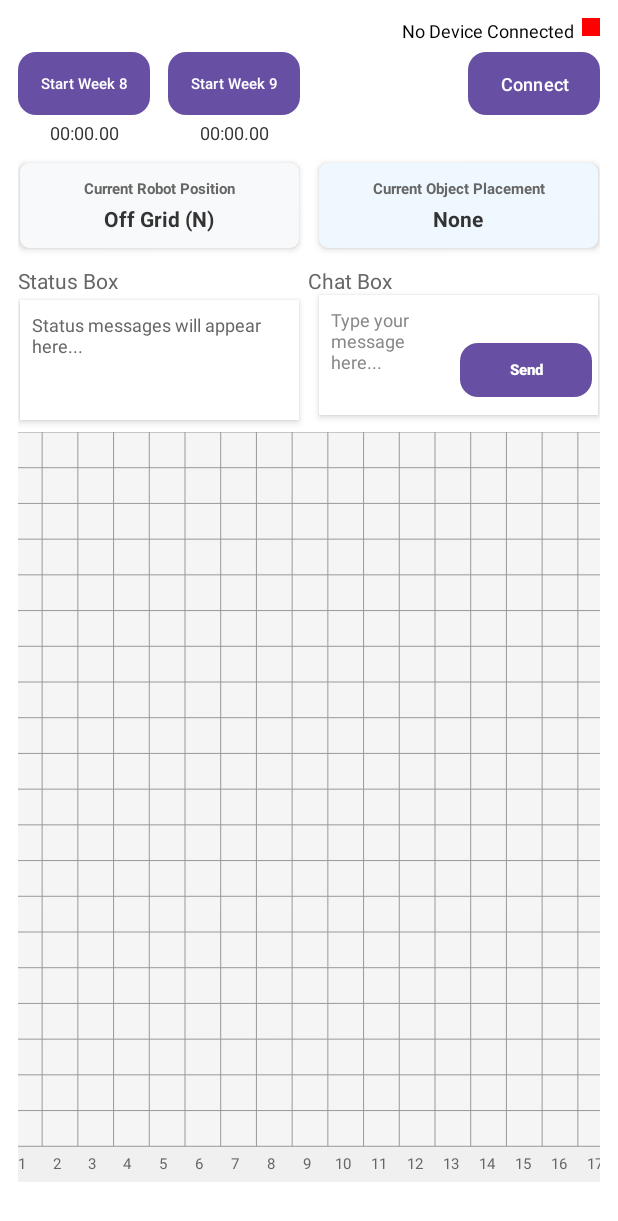
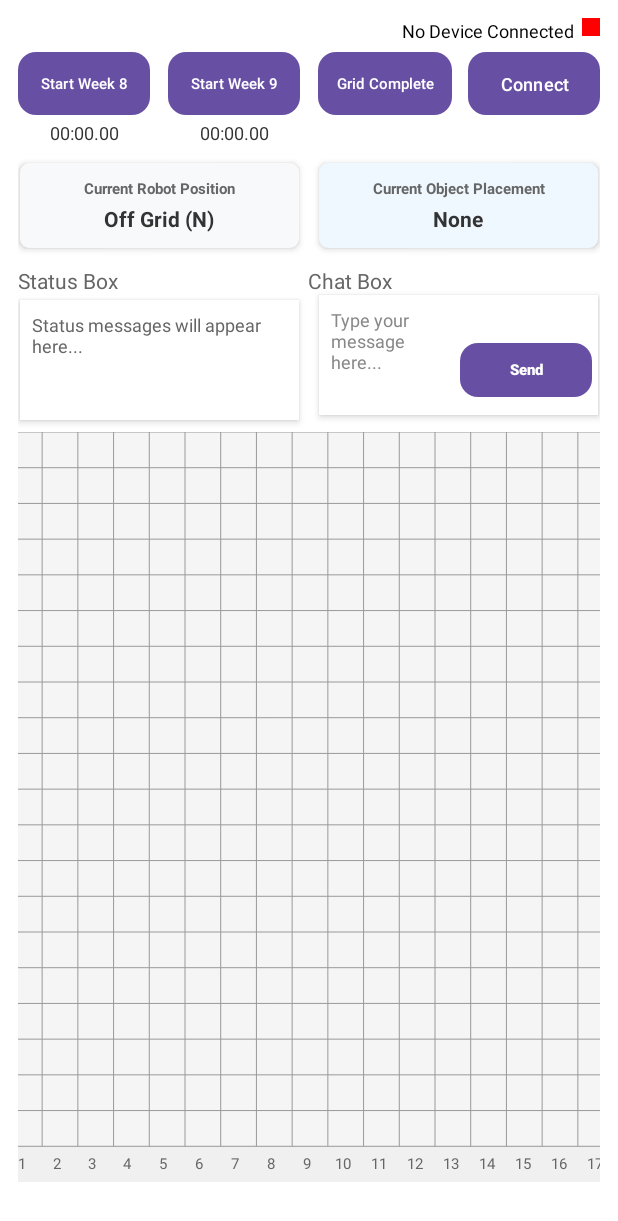
Before and after one commit to shanesterlee/MDP-Group-30-, an Android app: the screen it shows after launch (MainActivity), on a phone screen of 412 x 824 dp. Shown: the top 1221 px of the screen. Run offline under Robolectric (Android 15) with nearby library versions, the phone set to English and light mode, and no system bars.

Commit message:
Added Grid Complete

```diff
--- a/Android/app/src/main/java/com/example/vroomvroom/MainActivity.java
+++ b/Android/app/src/main/java/com/example/vroomvroom/MainActivity.java
@@ -47,6 +47,8 @@ public class MainActivity extends AppCompatActivity implements
     private TextView wk8Timer;
     private Button wk9Button;
     private TextView wk9Timer;
+
+    private Button gridCompleteButton;
     private EditText chatBox;
     private Button sendButton;
     private TableLayout coordinateGrid;
@@ -285,6 +287,7 @@ public class MainActivity extends AppCompatActivity implements
         wk8Timer = findViewById(R.id.wk8timer);
         wk9Button = findViewById(R.id.wk9button);
         wk9Timer = findViewById(R.id.wk9timer);
+        gridCompleteButton = findViewById(R.id.gridCompleteButton);
 
         // EXPANDED TO 8 OBJECTS
         object1 = findViewById(R.id.object1);
@@ -349,6 +352,10 @@ public class MainActivity extends AppCompatActivity implements
 
         wk8Button.setOnClickListener(v -> startWeek8Task());
         wk9Button.setOnClickListener(v -> startWeek9Task());
+        gridCompleteButton.setOnClickListener(v -> {
+            messageHandler.sendCustomCommand("GRID_COMPLETE");
+            appendMessage("Grid Complete command sent");
+        });
 
         setupDragAndDrop();
     }
--- a/Android/app/src/main/res/layout/activity_main.xml
+++ b/Android/app/src/main/res/layout/activity_main.xml
@@ -54,6 +54,20 @@
         android:textSize="10sp"
         android:paddingHorizontal="12dp"
         app:layout_constraintStart_toEndOf="@id/wk8button"
+        app:layout_constraintTop_toTopOf="@id/wk8button" />
+
+    <!-- Grid Complete Button -->
+    <Button
+        android:id="@+id/gridCompleteButton"
+        android:layout_width="wrap_content"
+        android:layout_height="42dp"
+        android:layout_marginStart="12dp"
+        android:background="@drawable/rounded_start_button_purple"
+        android:text="Grid Complete"
+        android:textColor="#FFFFFF"
+        android:textSize="10sp"
+        android:paddingHorizontal="12dp"
+        app:layout_constraintStart_toEndOf="@id/wk9button"
         app:layout_constraintTop_toTopOf="@id/wk8button" />
 
     <Button
```
Also changed, not shown: 1 other file.
